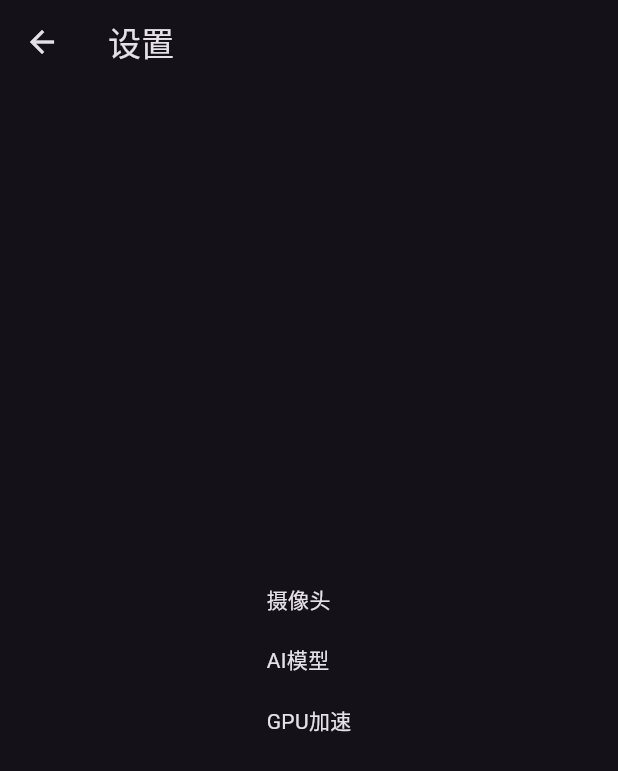
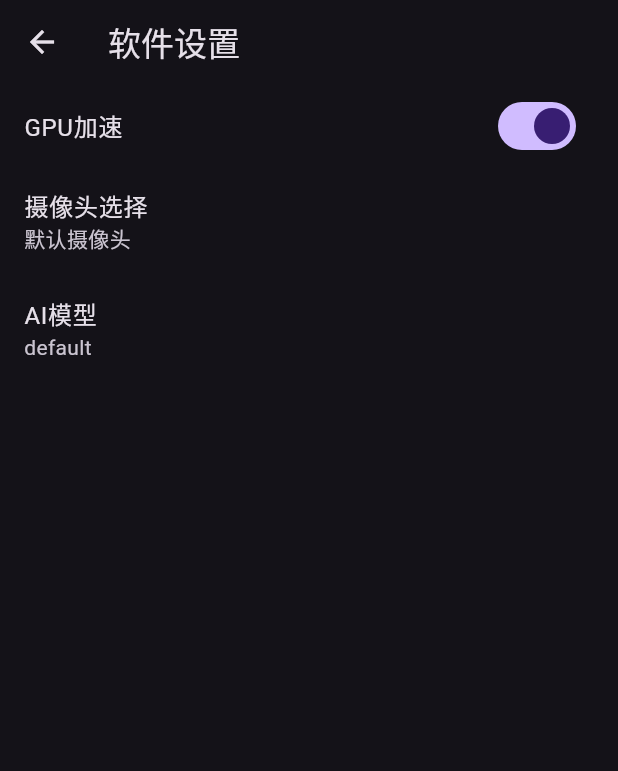
Before and after one commit to d29805622-sudo/gongan, a Flutter app: the SettingsPage screen opened directly, on a phone screen of 412 x 824 dp. Shown: the top 771 px of the screen. Run offline on Flutter 3.47's test engine with Material 3 defaults, Android fonts, the light colour scheme and no system bars; network calls fail.

Commit message:
feat: 项目是什么
Co-authored-by: traeagent <traeagent@users.noreply.github.com>

```diff
--- a/RealtimeFaceSwap/frontend/lib/pages/settings_page.dart
+++ b/RealtimeFaceSwap/frontend/lib/pages/settings_page.dart
@@ -17,20 +17,54 @@ class SettingsPage extends StatelessWidget {
       appBar: AppBar(
 
         title: const Text(
-          "设置"
+          "软件设置"
         )
 
       ),
 
-      body: const Center(
+      body: ListView(
 
-        child: Text(
+        children: [
 
-          "摄像头\n\nAI模型\n\nGPU加速"
+          SwitchListTile(
 
-        )
+            title: const Text(
+              "GPU加速"
+            ),
 
-      ),
+            value: true,
+
+            onChanged: (v) {},
+
+          ),
+
+          ListTile(
+
+            title: const Text(
+              "摄像头选择"
+            ),
+
+            subtitle: const Text(
+              "默认摄像头"
+            ),
+
+          ),
+
+          ListTile(
+
+            title: const Text(
+              "AI模型"
+            ),
+
+            subtitle: const Text(
+              "default"
+            ),
+
+          )
+
+        ]
+
+      )
 
     );
 
```
Also changed, not shown: RealtimeFaceSwap/frontend/lib/pages/monitor_page.dart (added, +61 -0 lines), RealtimeFaceSwap/frontend/lib/widgets/setting_item.dart (added, +47 -0 lines), RealtimeFaceSwap/frontend/lib/widgets/status_card.dart (added, +39 -0 lines), 5 other files.
